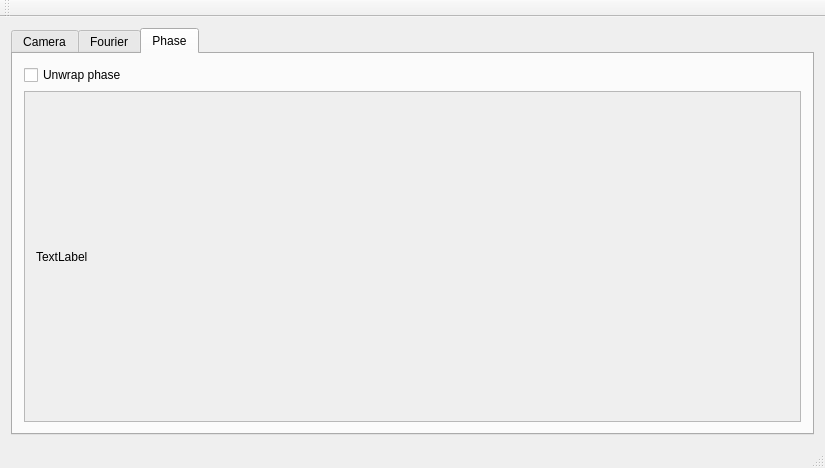
Above: mainwindow.ui from stelzch/holmos-gui-qt before the change. Below: the same form after it.
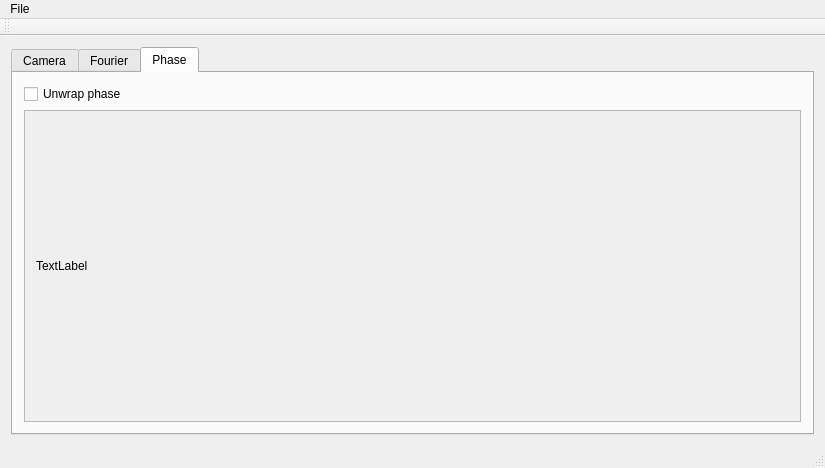
That is the form after the change.

The edit to the form file:
```diff
--- a/mainwindow.ui
+++ b/mainwindow.ui
@@ -219,6 +219,13 @@
      <height>24</height>
     </rect>
    </property>
+   <widget class="QMenu" name="menuFile">
+    <property name="title">
+     <string>File</string>
+    </property>
+    <addaction name="actionSettings"/>
+   </widget>
+   <addaction name="menuFile"/>
   </widget>
   <widget class="QToolBar" name="mainToolBar">
    <attribute name="toolBarArea">
```
Left out of the diff: 5 changed lines with no effect on the pictures.
